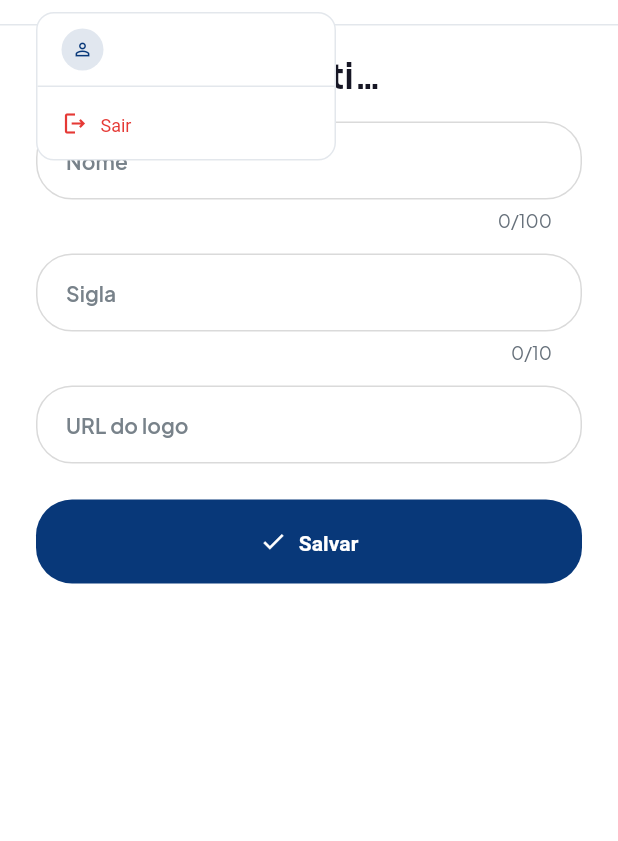
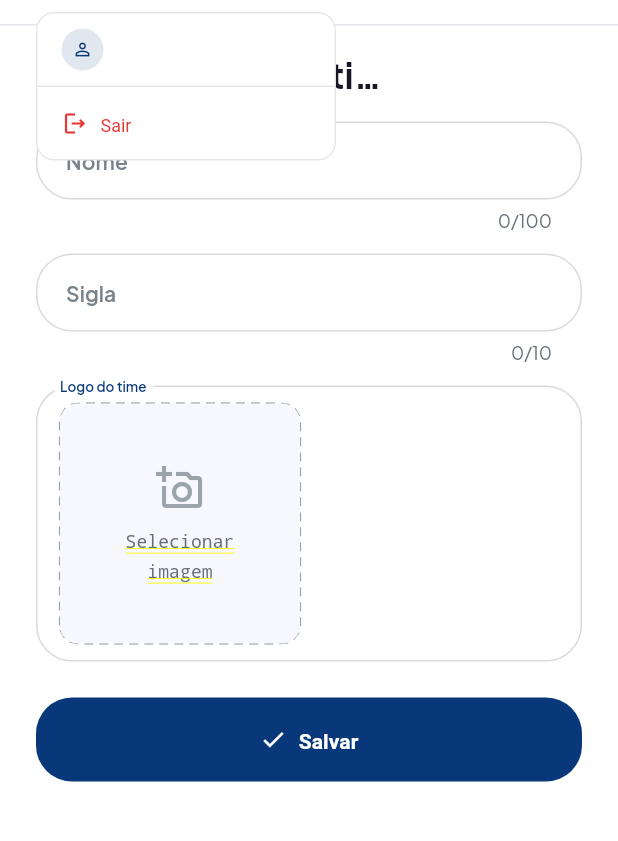
Before and after one commit to cesargranelli/flag_admin_web, a Flutter app: the TeamEditScreen screen opened directly with empty values, after a tap on "Bem-vindo!", on a phone screen of 412 x 824 dp, the part 84-925 px from its top. Run offline on Flutter 3.47's test engine with Material 3 defaults, Android fonts, the phone set to English and light mode, and no system bars; our stand-ins replace dio, file_picker, flutter_riverpod, flutter_secure_storage, go_router, google_fonts; accounts and stored records are empty.

Commit message:
feat: upload de imagens — substituir URLs por seleção de arquivo
- Novo widget ImageUploadField no core (preview, upload, remover)
- ApiClient.metodo uploadBytes (multipart via Dio para Flutter Web)
- Formulários: athlete (foto), organization (logo), team create/edit (logo)
  agora usam ImageUploadField ao invés de KicksterInput de URL

```diff
--- /dev/null
+++ b/lib/src/core/widgets/image_upload_field.dart
@@ -0,0 +1,352 @@
+import 'package:file_picker/file_picker.dart';
+import 'package:flutter/foundation.dart';
+import 'package:flutter/material.dart';
+
+import '../../api/api_client.dart';
+import '../theme/app_colors.dart';
+import '../theme/app_text_styles.dart';
+
+/// Campo de upload de imagem com preview e botão de seleção.
+///
+/// Exibe um placeholder com borda tracejada quando não há imagem e um preview
+/// quando uma URL é fornecida. O upload é feito via [ApiClient.uploadBytes]
+/// (multipart) e a URL retornada pelo backend é repassada ao formulário
+/// através de [onUrlChanged].
+///
+/// Segue o design system Kickster (raio 24, fundo surface, borda fieldBorder).
+class ImageUploadField extends StatefulWidget {
+  const ImageUploadField({
+    super.key,
+    required this.label,
+    required this.apiClient,
+    this.imageUrl,
+    required this.onUrlChanged,
+    this.enabled = true,
+  });
+
+  /// Rótulo exibido acima do campo.
+  final String label;
+
+  /// Cliente HTTP para realizar o upload multipart.
+  final ApiClient apiClient;
+
+  /// URL da imagem atual (pode ser nula se nenhuma imagem foi selecionada).
+  final String? imageUrl;
+
+  /// Callback chamado quando a URL da imagem muda (upload concluído ou
+  /// remoção). Passa `null` quando a imagem é removida.
+  final ValueChanged<String?> onUrlChanged;
+
+  /// Se false, o campo fica desabilitado (upload e remoção bloqueados).
+  final bool enabled;
+
+  @override
+  State<ImageUploadField> createState() => _ImageUploadFieldState();
+
+  @override
+  void debugFillProperties(DiagnosticPropertiesBuilder properties) {
+    super.debugFillProperties(properties);
+    properties
+      ..add(StringProperty('label', label))
+      ..add(StringProperty('imageUrl', imageUrl))
+      ..add(DiagnosticsProperty<bool>('enabled', enabled, defaultValue: true));
+  }
+}
+
+class _ImageUploadFieldState extends State<ImageUploadField> {
+  bool _uploading = false;
+
+  Future<void> _pickAndUpload() async {
+    if (!widget.enabled || _uploading) return;
+
+    final result = await FilePicker.platform.pickFiles(
+      type: FileType.image,
+      withData: true,
+    );
+    if (result == null || result.files.isEmpty) return;
+
+    final file = result.files.first;
+    final bytes = file.bytes;
+    if (bytes == null || bytes.isEmpty) {
+      if (mounted) {
+        ScaffoldMessenger.of(context).showSnackBar(
+          const SnackBar(
+            content: Text('Não foi possível ler o arquivo selecionado.'),
+          ),
+        );
+      }
+      return;
+    }
+
+    setState(() => _uploading = true);
+    try {
+      final url = await widget.apiClient.uploadBytes(bytes, file.name);
+      if (mounted) widget.onUrlChanged(url);
+    } catch (e) {
+      if (mounted) {
+        ScaffoldMessenger.of(context).showSnackBar(
+          SnackBar(
+            content: Text('Falha ao enviar imagem: $e'),
+            backgroundColor: AppColors.danger,
+          ),
+        );
+      }
+    } finally {
+      if (mounted) setState(() => _uploading = false);
+    }
+  }
+
+  void _removeImage() {
+    if (!widget.enabled) return;
+    widget.onUrlChanged(null);
+  }
+
+  @override
+  Widget build(BuildContext context) {
+    return InputDecorator(
+      decoration: _fieldDecoration(),
+      child: Column(
+        crossAxisAlignment: CrossAxisAlignment.start,
+        mainAxisSize: MainAxisSize.min,
+        children: [
+          if (widget.imageUrl != null && widget.imageUrl!.isNotEmpty)
+            _buildPreview()
+          else
+            _buildPlaceholder(),
+          if (_uploading) ...[
+            const SizedBox(height: 8),
+            Row(
+              children: [
+                const SizedBox(
+                  width: 16,
+                  height: 16,
+                  child: CircularProgressIndicator(strokeWidth: 2),
+                ),
+                const SizedBox(width: 8),
+                Text(
+                  'Enviando...',
+                  style: AppTextStyles.fieldLabel.copyWith(
+                    color: AppColors.textSecondary,
+                  ),
+                ),
+              ],
+            ),
+          ],
+        ],
+      ),
+    );
+  }
+
+  Widget _buildPreview() {
+    return Stack(
+      children: [
+        ClipRRect(
+          borderRadius: BorderRadius.circular(12),
+          child: Image.network(
+            widget.imageUrl!,
+            width: 160,
+            height: 160,
+            fit: BoxFit.cover,
+            errorBuilder: (_, _, _) => Container(
+              width: 160,
+              height: 160,
+              decoration: BoxDecoration(
+                color: AppColors.grayFill,
+                borderRadius: BorderRadius.circular(12),
+              ),
+              child: const Icon(
+                Icons.broken_image_outlined,
+                color: AppColors.disabled,
+                size: 40,
+              ),
+            ),
+          ),
+        ),
+        if (widget.enabled)
+          Positioned(
+            top: 4,
+            right: 4,
+            child: _ActionBadge(
+              icon: Icons.close,
+              onTap: _removeImage,
+              tooltip: 'Remover imagem',
+            ),
+          ),
+        if (widget.enabled)
+          Positioned(
+            bottom: 4,
+            right: 4,
+            child: _ActionBadge(
+              icon: Icons.edit,
+              onTap: _pickAndUpload,
+              tooltip: 'Trocar imagem',
+            ),
+          ),
+      ],
+    );
+  }
+
+  Widget _buildPlaceholder() {
+    return InkWell(
+      onTap: widget.enabled ? _pickAndUpload : null,
+      borderRadius: BorderRadius.circular(12),
+      child: DashedBorder(
+        radius: 12,
+        color: AppColors.disabled,
+        child: Container(
+          width: 160,
+          height: 160,
+          decoration: BoxDecoration(
+            color: AppColors.surfaceMuted,
+            borderRadius: BorderRadius.circular(12),
+          ),
+          child: Center(
+            child: Column(
+              mainAxisSize: MainAxisSize.min,
+              children: [
+                const Icon(
+                  Icons.add_a_photo_outlined,
+                  size: 32,
+                  color: AppColors.disabled,
+                ),
+                const SizedBox(height: 8),
+                Text(
+                  'Selecionar\nimagem',
+                  textAlign: TextAlign.center,
+                  style: AppTextStyles.fieldLabel.copyWith(
+                    color: AppColors.textSecondary,
+                  ),
+                ),
+              ],
+            ),
+          ),
+        ),
+      ),
+    );
+  }
+
+  InputDecoration _fieldDecoration() {
+    return InputDecoration(
+      labelText: widget.label,
+      filled: true,
+      fillColor: AppColors.surface,
+      contentPadding: const EdgeInsets.all(12),
+      labelStyle: AppTextStyles.paragraph.copyWith(
+        fontWeight: FontWeight.w600,
+        color: AppColors.grayLabel,
+      ),
+      floatingLabelStyle: AppTextStyles.fieldLabel.copyWith(
+        fontWeight: FontWeight.w600,
+        color: AppColors.primary,
+      ),
+      border: _border(AppColors.fieldBorder),
+      enabledBorder: _border(AppColors.fieldBorder),
+      focusedBorder: _border(AppColors.primary, width: 2),
+      disabledBorder: _border(AppColors.disabled),
+      errorBorder: _border(AppColors.danger),
+      focusedErrorBorder: _border(AppColors.danger, width: 2),
+    );
+  }
+
+  OutlineInputBorder _border(Color color, {double width = 1}) {
+    return OutlineInputBorder(
+      borderRadius: BorderRadius.circular(24),
+      borderSide: BorderSide(color: color, width: width),
+    );
+  }
+}
+
+/// Botão circular de ação sobreposto ao preview da imagem.
+class _ActionBadge extends StatelessWidget {
+  const _ActionBadge({
+    required this.icon,
+    required this.onTap,
+    required this.tooltip,
+  });
+
+  final IconData icon;
+  final VoidCallback onTap;
+  final String tooltip;
+
+  @override
+  Widget build(BuildContext context) {
+    return Tooltip(
+      message: tooltip,
+      child: Material(
+        color: Colors.black.withValues(alpha: 0.55),
+        shape: const CircleBorder(),
+        child: InkWell(
+          onTap: onTap,
+          customBorder: const CircleBorder(),
+          child: Padding(
+            padding: const EdgeInsets.all(6),
+            child: Icon(icon, size: 16, color: Colors.white),
+          ),
+        ),
+      ),
+    );
+  }
+}
+
+/// Widget auxiliar que desenha uma borda tracejada (dashed) ao redor do filho.
+class DashedBorder extends StatelessWidget {
+  const DashedBorder({
+    super.key,
+    required this.child,
+    this.radius = 12,
+    this.color = AppColors.disabled,
+  });
+
+  final Widget child;
+  final double radius;
+  final Color color;
+
+  @override
+  Widget build(BuildContext context) {
+    return CustomPaint(
+      painter: _DashedBorderPainter(color: color, radius: radius),
+      child: child,
+    );
+  }
+}
+
+class _DashedBorderPainter extends CustomPainter {
+  _DashedBorderPainter({required this.color, required this.radius});
+
+  final Color color;
+  final double radius;
+
+  @override
+  void paint(Canvas canvas, Size size) {
+    final paint = Paint()
+      ..color = color
+      ..style = PaintingStyle.stroke
+      ..strokeWidth = 1.5;
+
+    final rrect = RRect.fromRectAndRadius(
+      Offset.zero & size,
+      Radius.circular(radius),
+    );
+
+    final path = Path()..addRRect(rrect);
+
+    // Simula borda tracejada: 6px linha, 4px espaço.
+    final metrics = path.computeMetrics().first;
+    final totalLength = metrics.length;
+    const dashLen = 6.0;
+    const gapLen = 4.0;
+    double distance = 0;
+
+    while (distance < totalLength) {
+      final start = metrics.getTangentForOffset(distance)!.position;
+      final endDist = (distance + dashLen).clamp(0.0, totalLength);
+      final end = metrics.getTangentForOffset(endDist)!.position;
+      canvas.drawLine(start, end, paint);
+      distance += dashLen + gapLen;
+    }
+  }
+
+  @override
+  bool shouldRepaint(_DashedBorderPainter oldDelegate) =>
+      color != oldDelegate.color || radius != oldDelegate.radius;
+}
--- a/lib/src/screens/team_edit_screen.dart
+++ b/lib/src/screens/team_edit_screen.dart
@@ -1,5 +1,6 @@
 import 'package:flag_admin_web/src/api/flag_api.dart';
 import 'package:flag_admin_web/src/core/flag_core.dart';
+import 'package:flag_admin_web/src/core/widgets/image_upload_field.dart';
 import 'package:flag_admin_web/src/domain/flag_domain.dart';
 import 'package:flutter/material.dart';
 import 'package:flutter_riverpod/flutter_riverpod.dart';
@@ -105,16 +106,6 @@ class _TeamEditScreenState extends ConsumerState<TeamEditScreen> {
     }
   }
 
-  String? _validateLogoUrl(String? value) {
-    if (value == null || value.trim().isEmpty) return null;
-    final uri = Uri.tryParse(value.trim());
-    final valid =
-        uri != null &&
-        (uri.scheme == 'http' || uri.scheme == 'https') &&
-        uri.host.isNotEmpty;
-    return valid ? null : 'Informe uma URL válida (http/https)';
-  }
-
   @override
   Widget build(BuildContext context) {
     final team = widget.team;
@@ -184,12 +175,12 @@ class _TeamEditScreenState extends ConsumerState<TeamEditScreen> {
                     hintText: 'Ex.: FLA',
                   ),
                   const SizedBox(height: 12),
-                  KicksterInput(
-                    label: 'URL do logo',
-                    controller: _logoUrl,
-                    keyboardType: TextInputType.url,
-                    hintText: 'Ex.: https://...',
-                    validator: _validateLogoUrl,
+                  ImageUploadField(
+                    label: 'Logo do time',
+                    apiClient: ref.read(apiClientProvider),
+                    imageUrl: _logoUrl.text.isEmpty ? null : _logoUrl.text,
+                    onUrlChanged: (url) =>
+                        setState(() => _logoUrl.text = url ?? ''),
                   ),
                   if (_errorMessage != null) ...[
                     const SizedBox(height: 8),
```
Also changed, not shown: lib/src/api/api_client.dart (+32 -0 lines), lib/src/screens/athlete_form_screen.dart (+9 -14 lines), lib/src/screens/organization_form_screen.dart (+6 -14 lines), lib/src/screens/team_create_screen.dart (+7 -16 lines).
